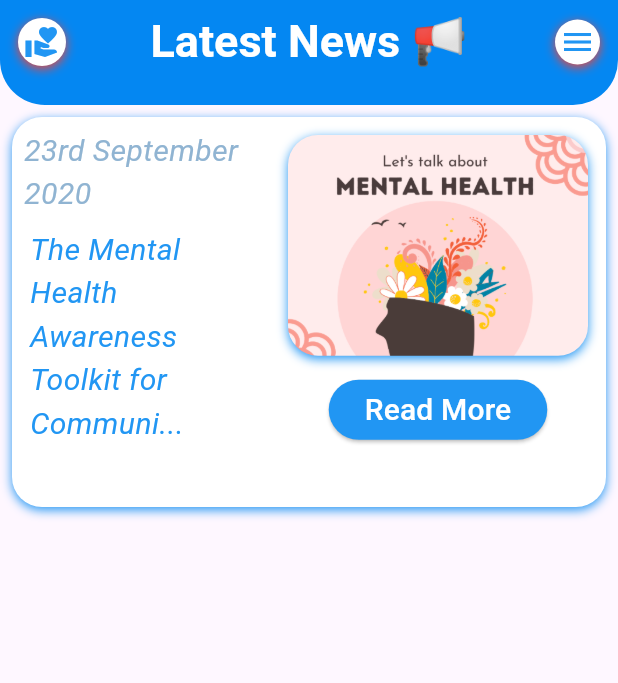
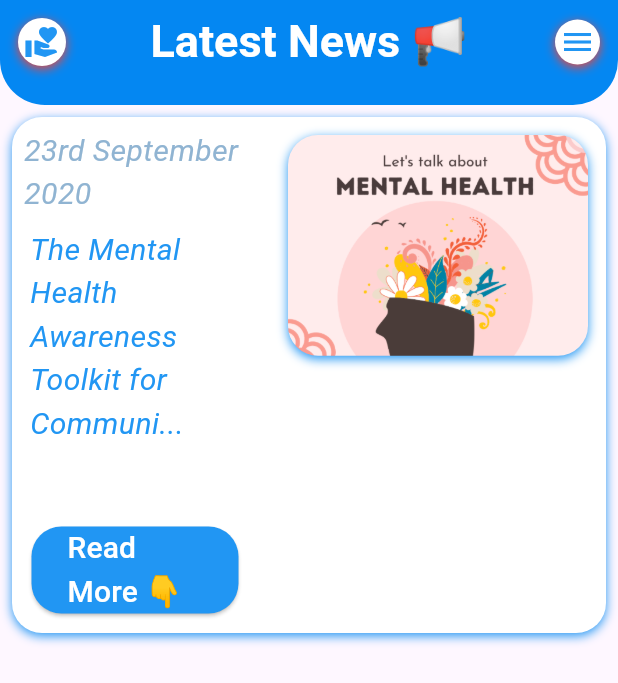
Before and after one commit to Yvonne-Wanja-1/Elim_trust_2, a Flutter app: the LatestnewsPage screen opened by its route, on a phone screen of 412 x 824 dp. Shown: the top 683 px of the screen. Run offline on Flutter 3.47's test engine with Material 3 defaults, Android fonts, the phone set to English and light mode, and no system bars; our stand-ins replace animated_text_kit, curved_navigation_bar, font_awesome_flutter; Roboto replaces fonts that are missing (Arial).

Commit message:
added: 1st-Branch

```diff
--- a/elim_trust_2/lib/pages/latestnews.dart
+++ b/elim_trust_2/lib/pages/latestnews.dart
@@ -127,6 +127,29 @@ class LatestnewsPage extends StatelessWidget {
                           ),
                         ),
                       ),
+
+
+
+                       Padding(
+                         padding: const EdgeInsets.all(13.0),
+                         child: ElevatedButton(onPressed: (){},
+                                              style: ElevatedButton.styleFrom(
+                                               backgroundColor: Colors.blue,
+                                               shape: RoundedRectangleBorder(
+                          borderRadius: BorderRadius.circular(20),
+                                               ),
+                                              ),
+
+                         child: Text(
+                          'Read More 👇',
+                          style: TextStyle(
+                            fontSize: 20,
+                            fontFamily: 'Arial',
+                            color: Colors.white,
+                          ),
+                         ),
+                                              ),
+                       ),
                     ],
                   ),
                 ),
@@ -155,21 +178,7 @@ class LatestnewsPage extends StatelessWidget {
                       ),
                     ),
 
-                    ElevatedButton(onPressed: (){},
-                     style: ElevatedButton.styleFrom(
-                      backgroundColor: Colors.blue,
-                      shape: RoundedRectangleBorder(
-                        borderRadius: BorderRadius.circular(20),
-                      ),
-                     ),
-                     child: Text(
-                      'Read More',
-                      style: TextStyle(
-                        fontSize: 20,
-                        fontFamily: 'Arial',
-                        color: Colors.white,
-                      ),
-                     ))
+
                   ],
                 ),
               ],
```
